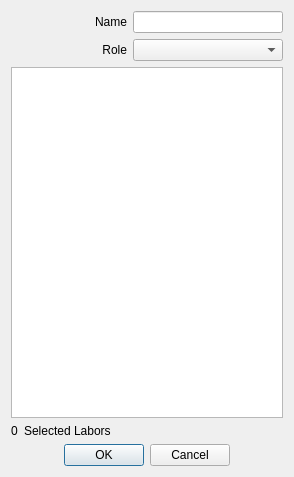
This is ui/superlabor.ui in splintermind/Dwarf-Therapist as Qt 5 draws it before an edit. The edited form follows.
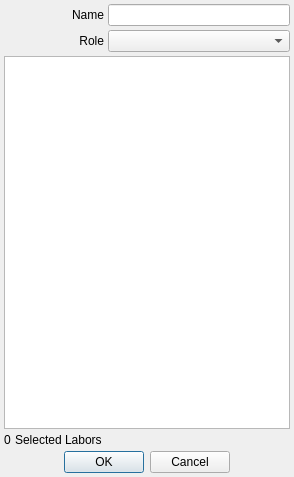
This is the edited form. Icons and pictures are not drawn.

Patch:
```diff
--- a/ui/superlabor.ui
+++ b/ui/superlabor.ui
@@ -18,6 +18,21 @@
     <normaloff>:/img/hammer.png</normaloff>:/img/hammer.png</iconset>
   </property>
   <layout class="QVBoxLayout" name="verticalLayout">
+   <property name="spacing">
+    <number>4</number>
+   </property>
+   <property name="leftMargin">
+    <number>4</number>
+   </property>
+   <property name="topMargin">
+    <number>4</number>
+   </property>
+   <property name="rightMargin">
+    <number>4</number>
+   </property>
+   <property name="bottomMargin">
+    <number>4</number>
+   </property>
    <item>
     <layout class="QHBoxLayout" name="horizontalLayout" stretch="1,2">
      <item>
@@ -28,6 +43,18 @@
          <verstretch>0</verstretch>
         </sizepolicy>
        </property>
+       <property name="minimumSize">
+        <size>
+         <width>100</width>
+         <height>20</height>
+        </size>
+       </property>
+       <property name="maximumSize">
+        <size>
+         <width>100</width>
+         <height>20</height>
+        </size>
+       </property>
        <property name="text">
         <string>Name</string>
        </property>
@@ -43,13 +70,13 @@
       <widget class="QLineEdit" name="name_edit">
        <property name="minimumSize">
         <size>
-         <width>150</width>
+         <width>0</width>
          <height>0</height>
         </size>
        </property>
        <property name="maximumSize">
         <size>
-         <width>150</width>
+         <width>16777215</width>
          <height>16777215</height>
         </size>
        </property>
@@ -61,6 +88,18 @@
     <layout class="QHBoxLayout" name="horizontalLayout_5" stretch="1,0">
      <item>
       <widget class="QLabel" name="lbl_roles">
+       <property name="minimumSize">
+        <size>
+         <width>100</width>
+         <height>20</height>
+        </size>
+       </property>
+       <property name="maximumSize">
+        <size>
+         <width>100</width>
+         <height>20</height>
+        </size>
+       </property>
        <property name="text">
         <string>Role</string>
        </property>
@@ -74,15 +113,21 @@
      </item>
      <item>
       <widget class="QComboBox" name="cb_roles">
+       <property name="sizePolicy">
+        <sizepolicy hsizetype="Expanding" vsizetype="Fixed">
+         <horstretch>0</horstretch>
+         <verstretch>0</verstretch>
+        </sizepolicy>
+       </property>
        <property name="minimumSize">
         <size>
-         <width>150</width>
+         <width>0</width>
          <height>0</height>
         </size>
        </property>
        <property name="maximumSize">
         <size>
-         <width>150</width>
+         <width>16777215</width>
          <height>16777215</height>
         </size>
        </property>
```
